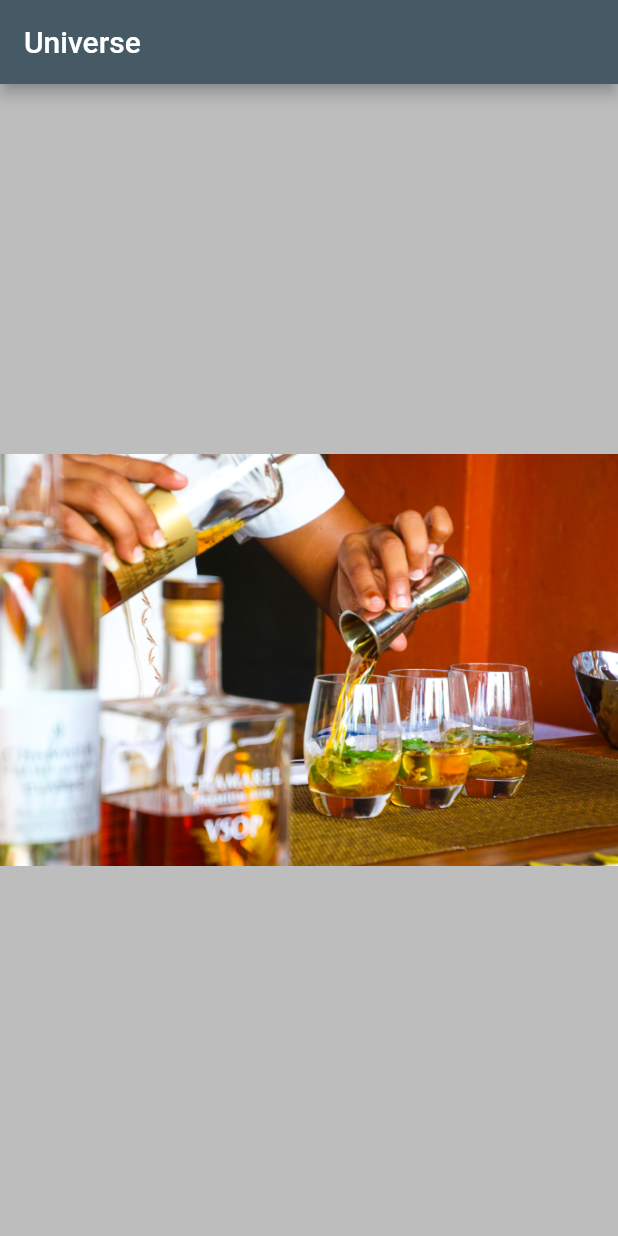
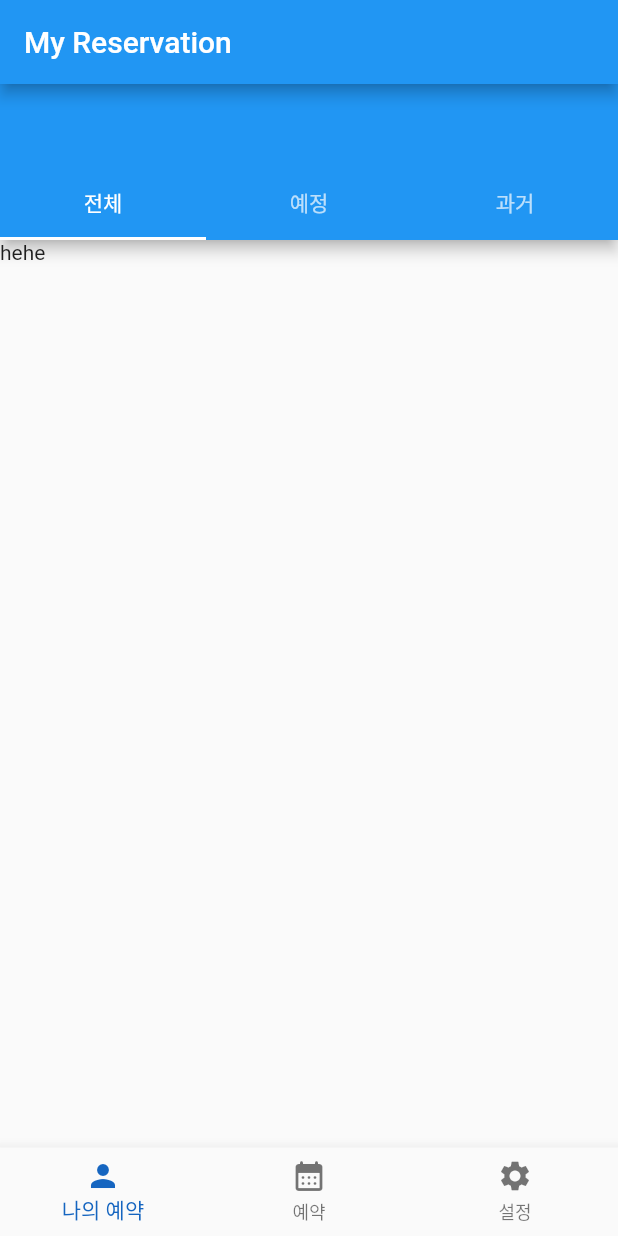
Before and after one commit to JeukHwang/KAIST-URS, a Flutter app: the screen it shows after launch, on a phone screen of 412 x 824 dp. Run offline on Flutter 3.47's test engine with Material 2 defaults, Android fonts, the phone set to English and light mode, and no system bars.

Commit message:
make overall page layout

```diff
--- a/lib/main.dart
+++ b/lib/main.dart
@@ -1,22 +1,183 @@
 import 'package:flutter/material.dart';
 
 void main() {
-  runApp(
-    MaterialApp(
-      home: Scaffold(
-        appBar: AppBar(
-          title: const Text("Universe"),
-          backgroundColor: Colors.blueGrey[700],
+  runApp(const MaterialApp(
+    title: 'KAIST URS+',
+    home: MainPage(),
+  ));
+}
+
+class MainPage extends StatelessWidget {
+  const MainPage({super.key});
+
+  @override
+  Widget build(BuildContext context) {
+    return Scaffold(
+      // appBar: AppBar(
+      //   title: Text('Main Page'),
+      // ),
+      body: NavigationWidget(),
+    );
+  }
+}
+
+class NavigationWidget extends StatefulWidget {
+  const NavigationWidget({super.key});
+
+  @override
+  State<NavigationWidget> createState() => _NavigationWidgetState();
+}
+
+class _NavigationWidgetState extends State<NavigationWidget> {
+  int _selectedIndex = 0;
+  static const TextStyle optionStyle =
+      TextStyle(fontSize: 30, fontWeight: FontWeight.bold);
+  static const List<Widget> _widgetOptions = <Widget>[
+    MyReservationPage(),
+    NewReservationPage(),
+    SettingPage(),
+  ];
+
+  void _onItemTapped(int index) {
+    setState(() {
+      _selectedIndex = index;
+    });
+  }
+
+  @override
+  Widget build(BuildContext context) {
+    return Scaffold(
+      body: Center(
+        child: _widgetOptions.elementAt(_selectedIndex),
       ),
-        body: const Center(
-          child: Image(
-            image: AssetImage('images/cocktail.jpg'),
+      bottomNavigationBar: BottomNavigationBar(
+        items: const <BottomNavigationBarItem>[
+          BottomNavigationBarItem(
+            icon: Icon(Icons.person),
+            label: '나의 예약',
           ),
+          BottomNavigationBarItem(
+            icon: Icon(Icons.calendar_month_rounded),
+            label: '예약',
           ),
-        backgroundColor: Colors.grey[400],
+          BottomNavigationBarItem(
+            icon: Icon(Icons.settings),
+            label: '설정',
           ),
+        ],
+        currentIndex: _selectedIndex,
+        selectedItemColor: Colors.blue[800],
+        onTap: _onItemTapped,
       ),
     );
   }
+}
 
-// 'https://img.freepik.com/premium-photo/astronaut-outer-open-space-planet-earth-stars-provide-background-erforming-space-planet-earth-sunrise-sunset-our-home-iss-elements-this-image-furnished-by-nasa_150455-16829.jpg?w=2000')),
+class MyReservationPage extends StatelessWidget {
+  const MyReservationPage({super.key});
+
+  @override
+  Widget build(BuildContext context) {
+    return Scaffold(
+        appBar: AppBar(
+          title: Text('My Reservation'),
+        ),
+        body: DefaultTabController(
+          length: 3,
+          child: Scaffold(
+            appBar: AppBar(
+              bottom: TabBar(
+                tabs: [
+                  Tab(text: '전체'),
+                  Tab(text: '예정'),
+                  Tab(text: '과거'),
+                ],
+              ),
+            ),
+            body: TabBarView(
+              physics: NeverScrollableScrollPhysics(),
+              children: [
+                Text("hehe"),
+                Text("flutter"),
+                Text("fun=>fun=>kotlin")
+              ],
+            ),
+          ),
+          // child: ElevatedButton(
+          //   child: const Text('Open route'),
+          //   onPressed: () {
+          //     Navigator.push(
+          //       context,
+          //       MaterialPageRoute(builder: (context) => const SecondRoute()),
+          //     );
+          //   },
+          // )
+        ));
+  }
+}
+
+class NewReservationPage extends StatelessWidget {
+  const NewReservationPage({super.key});
+
+  @override
+  Widget build(BuildContext context) {
+    return Scaffold(
+        appBar: AppBar(
+          title: Text('New Reservation Page'),
+        ),
+        body: Center(
+            child: ElevatedButton(
+          child: const Text('QR 예약'),
+          onPressed: () {
+            Navigator.push(
+              context,
+              MaterialPageRoute(builder: (context) => const QRPage()),
+            );
+          },
+        )));
+  }
+}
+
+class QRPage extends StatelessWidget {
+  const QRPage({super.key});
+
+  @override
+  Widget build(BuildContext context) {
+    return Scaffold(
+        appBar: AppBar(
+          title: const Text("QR 예약"),
+        ),
+        body: Center(
+            child: Column(
+          mainAxisAlignment: MainAxisAlignment.spaceEvenly,
+          children: [
+            const Text('좌석이나 방의 QR을 스캔해주세요'),
+            Icon(
+              Icons.fullscreen_exit_rounded,
+              color: Colors.black,
+              size: 100.0,
+            ),
+            ElevatedButton(
+              onPressed: () {
+                Navigator.pop(context);
+              },
+              child: Text("촬영하기"),
+            ),
+          ],
+        )));
+  }
+}
+
+class SettingPage extends StatelessWidget {
+  const SettingPage({super.key});
+
+  @override
+  Widget build(BuildContext context) {
+    return Scaffold(
+      appBar: AppBar(
+        title: Text('Setting Page'),
+      ),
+      body: Text("You don't need any setting HEHE"),
+    );
+  }
+}
```
Also changed, not shown: lib/cocktail.dart (added, +22 -0 lines), lib/page2.dart (added). Lines whose indentation alone changed are shown as unchanged.
